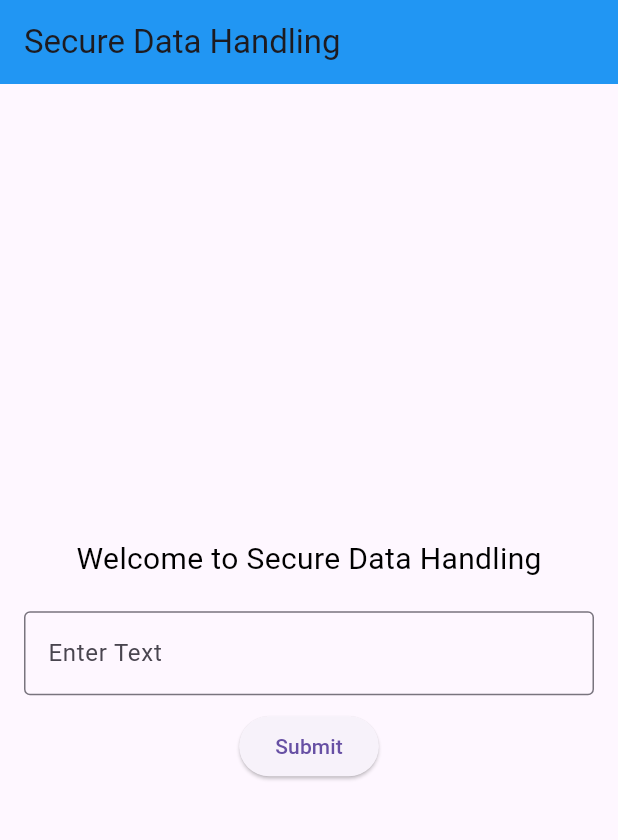
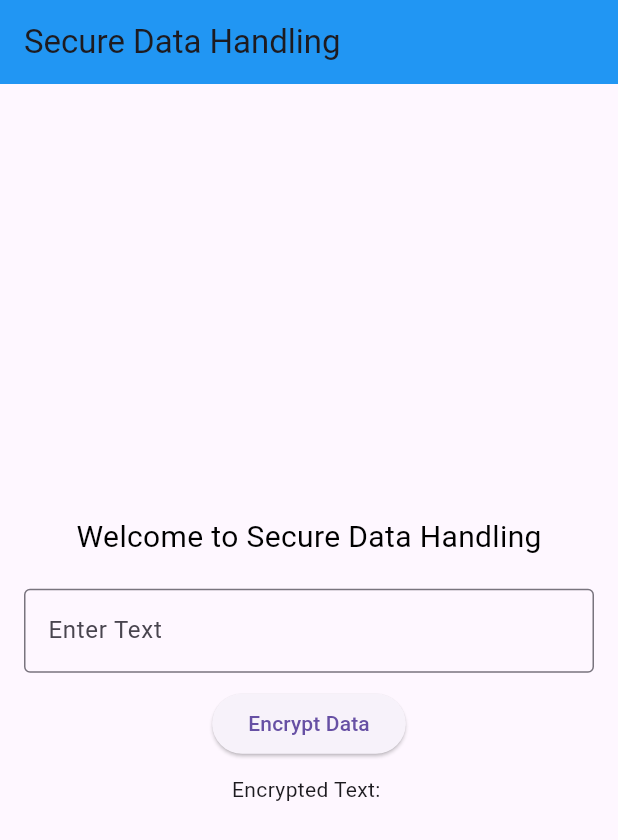
Before and after one commit to tylrmwn012/CSCProject-2, a Flutter app: the screen it shows after launch, on a phone screen of 412 x 824 dp. Shown: the top 840 px of the screen. Run offline on Flutter 3.47's test engine with Material 3 defaults, Android fonts, the phone set to English and light mode, and no system bars; our stand-ins replace flutter_riverpod.

Commit message:
Worked on Module 4 Riverpod Task

```diff
--- a/Module 2-7/flutter_application_1/lib/main.dart
+++ b/Module 2-7/flutter_application_1/lib/main.dart
@@ -1,7 +1,10 @@
 import 'package:flutter/material.dart'; // import package which contains flutter and dart functions
+import 'package:flutter_riverpod/flutter_riverpod.dart'; //[MODULE 4 - RIVERPOD]
 
+final textProvider = StateProvider<String>((ref) => ""); //[MODULE 4 - RIVERPOD]
+final encryptedTextProvider = StateProvider<String>((ref) => ""); //[MODULE 4 - RIVERPOD]
 void main() { // opens main function to run the app
-  runApp(const ScaffoldApp()); // runs the app based on the function ScaffoldApp
+  runApp(const ProviderScope(child: ScaffoldApp())); // runs the app based on the function ScaffoldApp //[MODULE 4 - RIVERPOD]
 } // closes main() function
 
 // Module 2 Code
@@ -57,23 +60,32 @@ class MyCustomForm extends StatefulWidget { // defines class MyCustomForm which
   }
 } // close MyCustomForm class
 
-class MyCustomFormState extends State<MyCustomForm> { // defines class MyCustomFormState which extends State<MyCustomForm>, associating it with the MyCustomForm class
+class MyCustomFormState extends State<MyCustomForm> { // **StatefulWidget with Riverpod**
   final _formKey = GlobalKey<FormState>(); // creates a key that identifies the form and allows validation
 
   @override // allows us to override the information from the parent class build()
   Widget build(BuildContext context) { // opens widget build() with BuildContext in order to build the app with style choices
+    return Consumer( // **[RIVERPOD] Using Consumer to access providers**
+      builder: (context, ref, child) { // passes context and ref for accessing providers //[MODULE 4 - RIVERPOD]
+        final text = ref.watch(textProvider); // watches the textProvider for state updates //[MODULE 4 - RIVERPOD]
+        final encryptedText = ref.watch(encryptedTextProvider); // watches the encryptedTextProvider for state updates //[MODULE 4 - RIVERPOD]
+
         return Padding( // adds padding to adjust spacing
           padding: const EdgeInsets.symmetric(horizontal: 16.0), // edits horizontal padding to be 16
           child: Form( // creates a form widget to group form-related fields together
             key: _formKey, // assigns the unique form key
             child: Column( // open child section for column settings
               mainAxisSize: MainAxisSize.min, // prevents unnecessary space usage
-          children: <Widget>[ // open children seciton for Widget
+              children: <Widget>[ // open children section for Widget
                 TextFormField( // creates an input field for user text
                   decoration: const InputDecoration( // open decoration section
                     labelText: 'Enter Text', // label above the input field
                     border: OutlineInputBorder(), // adds a visible border
                   ),
+                  initialValue: text, // initializes the text field with the provider's state
+                  onChanged: (value) {
+                    ref.read(textProvider.notifier).state = value; //[MODULE 4 - RIVERPOD]
+                  },
                   validator: (value) { // validates user input
                     if (value == null || value.isEmpty) { // if value is nothing/empty...
                       return 'Please enter some text'; // display error message
@@ -81,20 +93,30 @@ class MyCustomFormState extends State<MyCustomForm> { // defines class MyCustomF
                     return null; // returns nothing
                   }, // close validator section
                 ),
-            SizedBox(height: 10), // space between text field and button
+                const SizedBox(height: 10), // space between text field and button
                 ElevatedButton( // creates a button to submit form
                   onPressed: () { // opens onPressed section for when button is pressed
                     if (_formKey.currentState!.validate()) { // verifies if input is valid
+                      ref.read(encryptedTextProvider.notifier).state = encryptData(text); //[MODULE 4 - RIVERPOD]
                       ScaffoldMessenger.of(context).showSnackBar( // calls ScaffoldMessenger function to display SnackBar
-                    const SnackBar(content: Text('Processing Data')), // displays a message when form is submitted
+                        const SnackBar(content: Text('Data Encrypted!')), //[MODULE 4 - RIVERPOD]
                       );
                     }
                   },
-              child: const Text('Submit'), // sets text inside of button
+                  child: const Text('Encrypt Data'), //[MODULE 4 - RIVERPOD]
                 ),
+                const SizedBox(height: 10), // space between button and output text
+                Text('Encrypted Text: $encryptedText'), //[MODULE 4 - RIVERPOD]
               ],
             ),
           ),
         );
+      },
+    );
   } // close Widget build() section
 } // close MyCustomFormState class
+
+// Module 4 Code
+String encryptData(String input) { //[MODULE 4 - RIVERPOD]
+  return input.split('').reversed.join(); //[MODULE 4 - RIVERPOD]
+}
--- a/Module 2-7/flutter_application_1/pubspec.yaml
+++ b/Module 2-7/flutter_application_1/pubspec.yaml
@@ -34,6 +34,8 @@ dependencies:
   # The following adds the Cupertino Icons font to your application.
   # Use with the CupertinoIcons class for iOS style icons.
   cupertino_icons: ^1.0.8
+  flutter_riverpod: ^2.6.1
+  riverpod_annotation: ^2.6.1
 
 dev_dependencies:
   flutter_test:
@@ -45,6 +47,10 @@ dev_dependencies:
   # package. See that file for information about deactivating specific lint
   # rules and activating additional ones.
   flutter_lints: ^5.0.0
+  riverpod_generator: ^2.6.5
+  build_runner: ^2.4.15
+  custom_lint: ^0.7.5
+  riverpod_lint: ^2.6.5
 
 # For information on the generic Dart part of this file, see the
 # following page: https://dart.dev/tools/pub/pubspec
```
Also changed, not shown: Module 2-7/flutter_application_1/pubspec.lock, 1 other file. Lines whose indentation alone changed are shown as unchanged.
